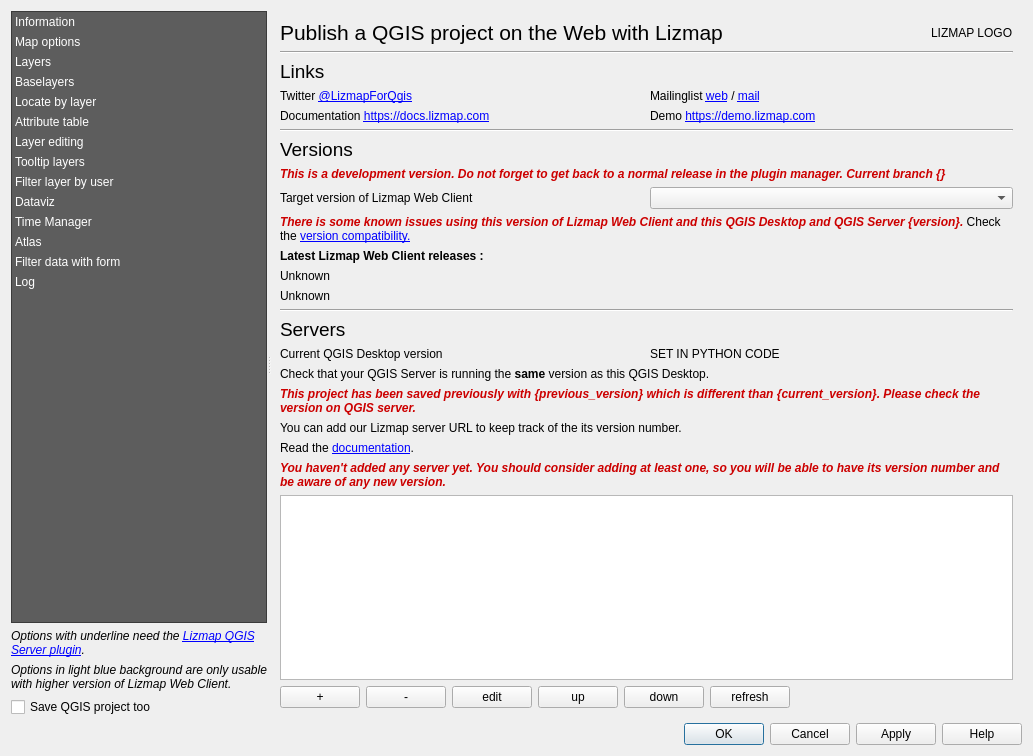
Qt form lizmap/resources/ui/ui_lizmap.ui (3liz/lizmap-plugin) before a commit.
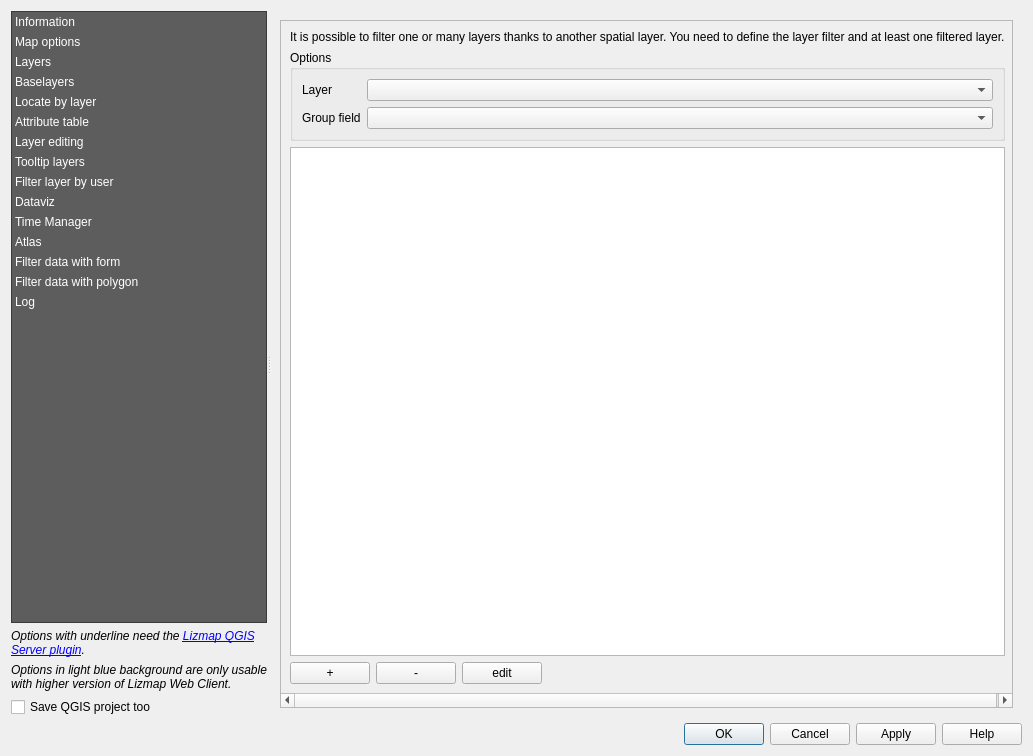
The same form after that commit. The open tabs and pages were chosen to show the change. Custom widgets are drawn as their Qt base class.

Commit message: UI - Add new pane for the filter by polygon

Patch:
```diff
--- a/lizmap/resources/ui/ui_lizmap.ui
+++ b/lizmap/resources/ui/ui_lizmap.ui
@@ -163,6 +163,11 @@
            <string>Filter data with form</string>
           </property>
          </item>
+         <item>
+          <property name="text">
+           <string>Filter data with polygon</string>
+          </property>
+         </item>
          <item>
           <property name="text">
            <string>Log</string>
@@ -3697,6 +3702,110 @@
            </item>
           </layout>
          </widget>
+         <widget class="QWidget" name="page_filter_polygon">
+          <layout class="QHBoxLayout" name="horizontalLayout_27">
+           <item>
+            <widget class="QScrollArea" name="scrollArea_14">
+             <property name="widgetResizable">
+              <bool>true</bool>
+             </property>
+             <widget class="QWidget" name="scrollAreaWidgetContents_14">
+              <property name="geometry">
+               <rect>
+                <x>0</x>
+                <y>0</y>
+                <width>642</width>
+                <height>687</height>
+               </rect>
+              </property>
+              <layout class="QVBoxLayout" name="verticalLayout_8">
+               <item>
+                <widget class="QLabel" name="label_filter_polygon">
+                 <property name="text">
+                  <string>It is possible to filter one or many layers thanks to another spatial layer. You need to define the layer filter and at least one filtered layer.</string>
+                 </property>
+                </widget>
+               </item>
+               <item>
+                <widget class="QGroupBox" name="groupBox_6">
+                 <property name="title">
+                  <string>Options</string>
+                 </property>
+                 <layout class="QVBoxLayout" name="verticalLayout_49">
+                  <item>
+                   <layout class="QFormLayout" name="formLayout">
+                    <item row="1" column="1">
+                     <widget class="QgsFieldComboBox" name="field_filter_polygon"/>
+                    </item>
+                    <item row="0" column="1">
+                     <widget class="QgsMapLayerComboBox" name="layer_filter_polygon"/>
+                    </item>
+                    <item row="0" column="0">
+                     <widget class="QLabel" name="label_layer_filter_polygon">
+                      <property name="text">
+                       <string>Layer</string>
+                      </property>
+                     </widget>
+                    </item>
+                    <item row="1" column="0">
+                     <widget class="QLabel" name="label_field_filter_polygon">
+                      <property name="text">
+                       <string>Group field</string>
+                      </property>
+                     </widget>
+                    </item>
+                   </layout>
+                  </item>
+                 </layout>
+                </widget>
+               </item>
+               <item>
+                <widget class="QTableWidget" name="table_filter_polygon"/>
+               </item>
+               <item>
+                <layout class="QHBoxLayout" name="horizontalLayout_41">
+                 <item>
+                  <widget class="QPushButton" name="add_filter_polygon_button">
+                   <property name="text">
+                    <string notr="true">+</string>
+                   </property>
+                  </widget>
+                 </item>
+                 <item>
+                  <widget class="QPushButton" name="remove_filter_polygon_button">
+                   <property name="text">
+                    <string notr="true">-</string>
+                   </property>
+                  </widget>
+                 </item>
+                 <item>
+                  <widget class="QPushButton" name="edit_filter_polygon_button">
+                   <property name="text">
+                    <string notr="true">edit</string>
+                   </property>
+                  </widget>
+                 </item>
+                 <item>
+                  <spacer name="horizontalSpacer_40">
+                   <property name="orientation">
+                    <enum>Qt::Horizontal</enum>
+                   </property>
+                   <property name="sizeHint" stdset="0">
+                    <size>
+                     <width>40</width>
+                     <height>20</height>
+                    </size>
+                   </property>
+                  </spacer>
+                 </item>
+                </layout>
+               </item>
+              </layout>
+             </widget>
+            </widget>
+           </item>
+          </layout>
+         </widget>
          <widget class="QWidget" name="page_log">
           <layout class="QVBoxLayout" name="verticalLayout_40">
            <property name="leftMargin">
@@ -3757,6 +3866,16 @@
    <extends>QTextEdit</extends>
    <header>qgis.gui</header>
   </customwidget>
+  <customwidget>
+   <class>QgsMapLayerComboBox</class>
+   <extends>QComboBox</extends>
+   <header>qgis.gui</header>
+  </customwidget>
+  <customwidget>
+   <class>QgsFieldComboBox</class>
+   <extends>QComboBox</extends>
+   <header>qgis.gui</header>
+  </customwidget>
  </customwidgets>
  <tabstops>
   <tabstop>mOptionsListWidget</tabstop>
```
The commit also changes 11 other files.
